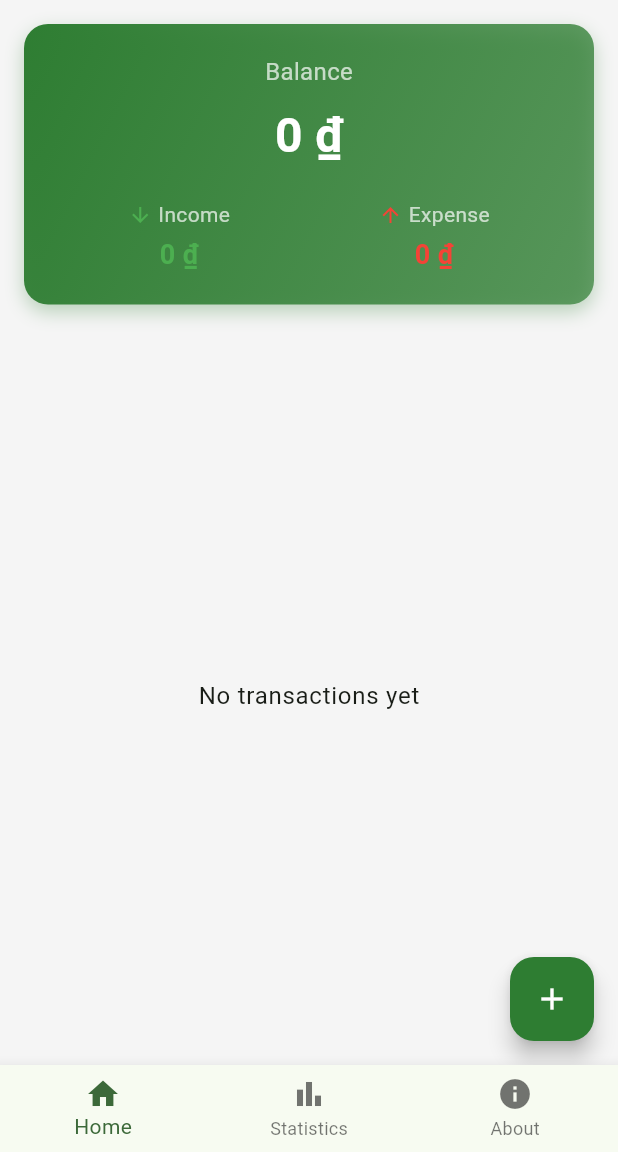
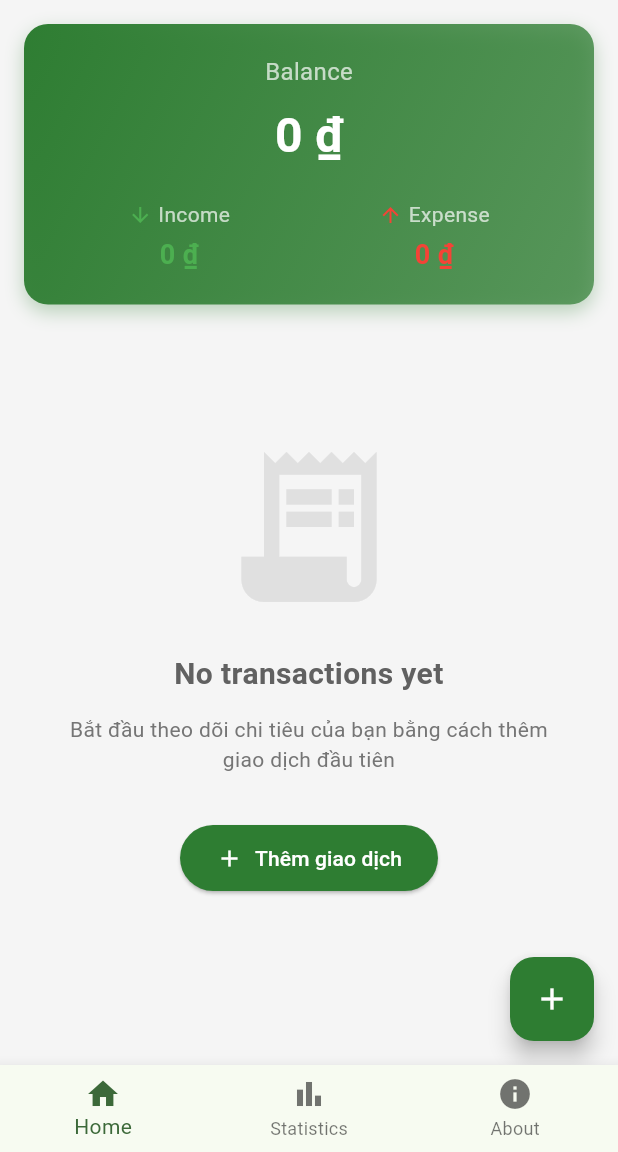
Before and after one commit to akitosuref/-2025_LTTBDD_N05_VuongQuangQuy, a Flutter app: the screen it shows after launch, on a phone screen of 412 x 824 dp, the part 84-1236 px from its top. Run offline on Flutter 3.47's test engine with Material 3 defaults, Android fonts, the phone set to English and light mode, and no system bars; our stand-ins replace fl_chart, sqflite; accounts and stored records are empty.

Commit message:
Enhance UI with empty state, pull-to-refresh, bar chart and update team info

```diff
--- a/lib/screens/about_screen.dart
+++ b/lib/screens/about_screen.dart
@@ -59,7 +59,7 @@ class AboutScreen extends StatelessWidget {
             _buildInfoCard(
               context,
               title: 'Thành viên',
-              content: 'Vương Quang Quý\nMSSV: [Mã số sinh viên]',
+              content: 'Vương Quang Quý\nMSSV: 22010456\nEmail: 22010456@st.phenikaa-uni.edu.vn',
               icon: Icons.person,
             ),
             const SizedBox(height: 16),
@@ -67,7 +67,7 @@ class AboutScreen extends StatelessWidget {
               context,
               title: 'Mô tả',
               content:
-                  'Ứng dụng quản lý chi tiêu cá nhân giúp theo dõi thu chi, phân loại giao dịch và thống kê tài chính.',
+                  'Ứng dụng quản lý chi tiêu cá nhân giúp theo dõi thu chi, phân loại giao dịch và thống kê tài chính. Tính năng:\n• Theo dõi thu chi hàng ngày\n• Phân loại theo danh mục\n• Thống kê trực quan với biểu đồ\n• Hỗ trợ đa ngôn ngữ',
               icon: Icons.description,
             ),
             const SizedBox(height: 16),
--- a/lib/screens/home_screen.dart
+++ b/lib/screens/home_screen.dart
@@ -95,17 +95,14 @@ class _HomeScreenState extends State<HomeScreen> {
       ),
       body: _isLoading
           ? const Center(child: CircularProgressIndicator())
-          : Column(
+          : RefreshIndicator(
+              onRefresh: _initializeData,
+              child: Column(
                 children: [
                   _buildBalanceCard(context, balance, l10n),
                   Expanded(
                     child: _transactions.isEmpty
-                      ? Center(
-                          child: Text(
-                            l10n.noTransactions,
-                            style: Theme.of(context).textTheme.bodyLarge,
-                          ),
-                        )
+                        ? _buildEmptyState(l10n)
                         : ListView.builder(
                             padding: const EdgeInsets.all(16),
                             itemCount: _transactions.length,
@@ -117,6 +114,7 @@ class _HomeScreenState extends State<HomeScreen> {
                           ),
                   ),
                 ],
+              ),
             ),
       floatingActionButton: FloatingActionButton(
         onPressed: () {
@@ -218,6 +216,56 @@ class _HomeScreenState extends State<HomeScreen> {
     );
   }
 
+  Widget _buildEmptyState(AppLocalizations l10n) {
+    return ListView(
+      padding: const EdgeInsets.all(32),
+      children: [
+        const SizedBox(height: 40),
+        Icon(
+          Icons.receipt_long,
+          size: 120,
+          color: Colors.grey[300],
+        ),
+        const SizedBox(height: 24),
+        Text(
+          l10n.noTransactions,
+          textAlign: TextAlign.center,
+          style: TextStyle(
+            fontSize: 20,
+            fontWeight: FontWeight.bold,
+            color: Colors.grey[700],
+          ),
+        ),
+        const SizedBox(height: 12),
+        Text(
+          'Bắt đầu theo dõi chi tiêu của bạn bằng cách thêm giao dịch đầu tiên',
+          textAlign: TextAlign.center,
+          style: TextStyle(
+            fontSize: 14,
+            color: Colors.grey[600],
+          ),
+        ),
+        const SizedBox(height: 32),
+        Center(
+          child: ElevatedButton.icon(
+            onPressed: () {
+              Navigator.pushNamed(context, '/add-transaction').then((_) {
+                _initializeData();
+              });
+            },
+            icon: const Icon(Icons.add),
+            label: const Text('Thêm giao dịch'),
+            style: ElevatedButton.styleFrom(
+              backgroundColor: AppTheme.primaryColor,
+              foregroundColor: Colors.white,
+              padding: const EdgeInsets.symmetric(horizontal: 24, vertical: 12),
+            ),
+          ),
+        ),
+      ],
+    );
+  }
+
   Widget _buildTransactionCard(Transaction transaction, Category? category, AppLocalizations l10n) {
     final isIncome = transaction.type == AppConstants.income;
     final color = isIncome ? AppTheme.incomeColor : AppTheme.expenseColor;
```
Also changed, not shown: lib/screens/statistics_screen.dart (+90 -0 lines). Lines whose indentation alone changed are shown as unchanged.
